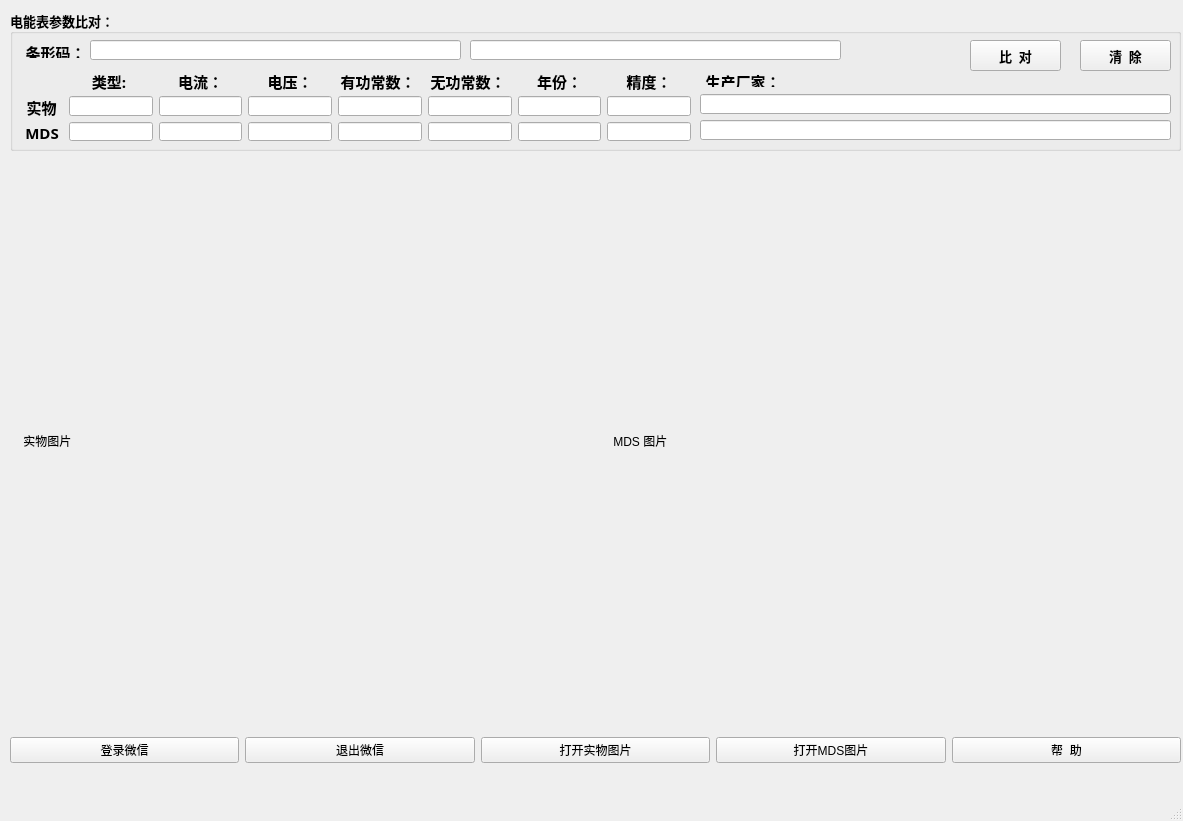
Above: Meter_Parameter.ui from ocean998/Meter_Parameters before the change. Below: the same form after it.
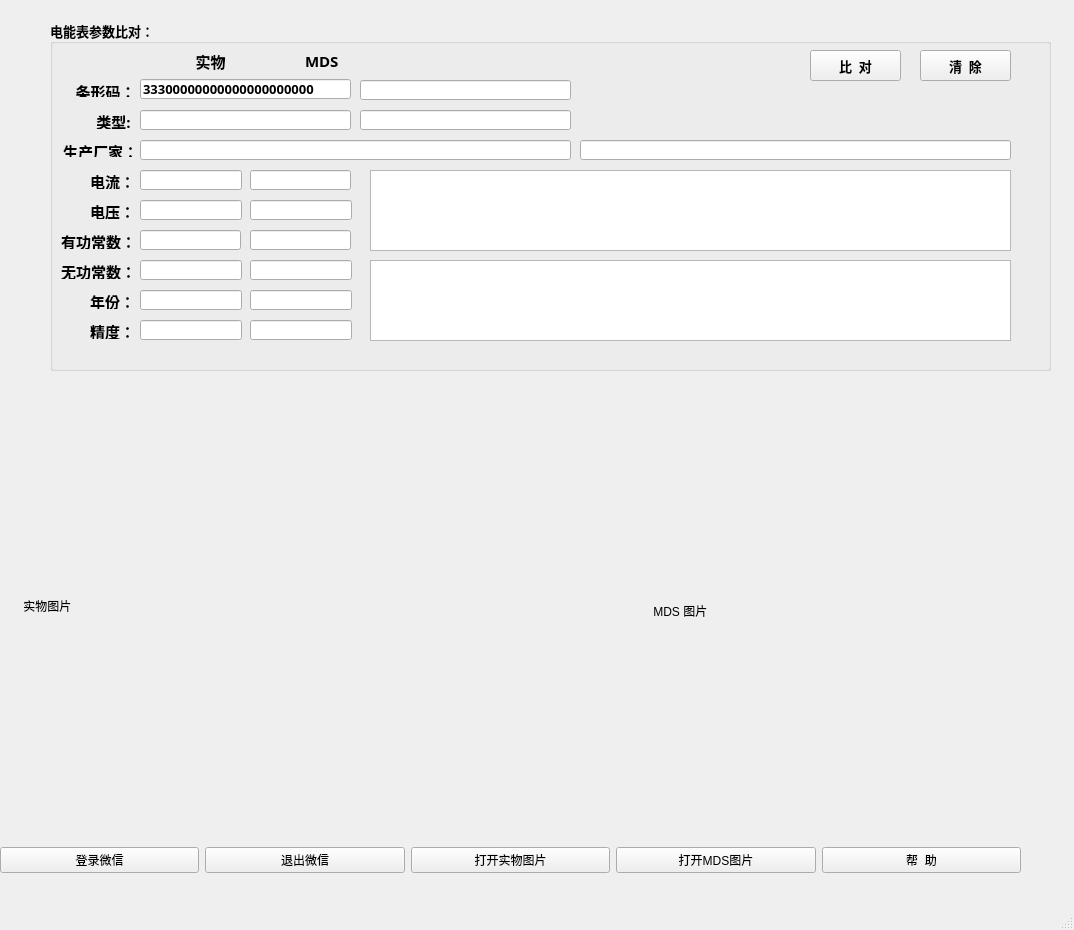
That is the form after the change.

Commit message: pyQt5 界面逻辑分离2

```diff
--- a/Meter_Parameter.ui
+++ b/Meter_Parameter.ui
@@ -6,8 +6,8 @@
    <rect>
     <x>0</x>
     <y>0</y>
-    <width>1183</width>
-    <height>821</height>
+    <width>1074</width>
+    <height>930</height>
    </rect>
   </property>
   <property name="windowTitle">
@@ -20,10 +20,10 @@
    <widget class="QGroupBox" name="groupBox">
     <property name="geometry">
      <rect>
-      <x>10</x>
-      <y>10</y>
-      <width>1171</width>
-      <height>141</height>
+      <x>50</x>
+      <y>20</y>
+      <width>1001</width>
+      <height>351</height>
      </rect>
     </property>
     <property name="font">
@@ -40,7 +40,7 @@
     <widget class="QPushButton" name="pushButton_5">
      <property name="geometry">
       <rect>
-       <x>960</x>
+       <x>760</x>
        <y>30</y>
        <width>91</width>
        <height>31</height>
@@ -53,7 +53,7 @@
     <widget class="QPushButton" name="pushButton_6">
      <property name="geometry">
       <rect>
-       <x>1070</x>
+       <x>870</x>
        <y>30</y>
        <width>91</width>
        <height>31</height>
@@ -66,9 +66,9 @@
     <widget class="QLineEdit" name="lineEdit_10">
      <property name="geometry">
       <rect>
-       <x>460</x>
-       <y>30</y>
-       <width>371</width>
+       <x>310</x>
+       <y>60</y>
+       <width>211</width>
        <height>20</height>
       </rect>
      </property>
@@ -76,18 +76,21 @@
     <widget class="QLineEdit" name="lineEdit_2">
      <property name="geometry">
       <rect>
-       <x>80</x>
-       <y>30</y>
-       <width>371</width>
+       <x>90</x>
+       <y>59</y>
+       <width>211</width>
        <height>20</height>
       </rect>
      </property>
+     <property name="text">
+      <string>33300000000000000000000</string>
+     </property>
     </widget>
     <widget class="QLabel" name="label_25">
      <property name="geometry">
       <rect>
-       <x>10</x>
-       <y>31</y>
+       <x>20</x>
+       <y>60</y>
        <width>71</width>
        <height>17</height>
       </rect>
@@ -104,207 +107,12 @@
       <string>&lt;html&gt;&lt;head/&gt;&lt;body&gt;&lt;p align=&quot;center&quot;&gt;&lt;span style=&quot; font-size:11pt; font-weight:600;&quot;&gt;条形码：&lt;/span&gt;&lt;/p&gt;&lt;/body&gt;&lt;/html&gt;</string>
      </property>
     </widget>
-    <widget class="QWidget" name="gridLayoutWidget_4">
-     <property name="geometry">
-      <rect>
-       <x>10</x>
-       <y>60</y>
-       <width>671</width>
-       <height>71</height>
-      </rect>
-     </property>
-     <layout class="QGridLayout" name="gridLayout_4">
-      <item row="2" column="3">
-       <widget class="QLineEdit" name="lineEdit_13"/>
-      </item>
-      <item row="2" column="1">
-       <widget class="QLineEdit" name="lineEdit_11"/>
-      </item>
-      <item row="2" column="2">
-       <widget class="QLineEdit" name="lineEdit_12"/>
-      </item>
-      <item row="2" column="4">
-       <widget class="QLineEdit" name="lineEdit_14"/>
-      </item>
-      <item row="2" column="5">
-       <widget class="QLineEdit" name="lineEdit_15"/>
-      </item>
-      <item row="0" column="6">
-       <widget class="QLabel" name="label_26">
-        <property name="font">
-         <font>
-          <family>新宋体</family>
-          <pointsize>9</pointsize>
-          <weight>50</weight>
-          <bold>false</bold>
-         </font>
-        </property>
-        <property name="text">
-         <string>&lt;html&gt;&lt;head/&gt;&lt;body&gt;&lt;p align=&quot;center&quot;&gt;&lt;span style=&quot; font-size:11pt; font-weight:600;&quot;&gt;年份：&lt;/span&gt;&lt;/p&gt;&lt;/body&gt;&lt;/html&gt;</string>
-        </property>
-       </widget>
-      </item>
-      <item row="2" column="6">
-       <widget class="QLineEdit" name="lineEdit_16"/>
-      </item>
-      <item row="1" column="6">
-       <widget class="QLineEdit" name="lineEdit_8"/>
-      </item>
-      <item row="2" column="0">
-       <widget class="QLabel" name="label_3">
-        <property name="font">
-         <font>
-          <family>新宋体</family>
-          <pointsize>9</pointsize>
-         </font>
-        </property>
-        <property name="text">
-         <string>&lt;html&gt;&lt;head/&gt;&lt;body&gt;&lt;p align=&quot;center&quot;&gt;&lt;span style=&quot; font-size:11pt; font-weight:600;&quot;&gt;MDS &lt;/span&gt;&lt;/p&gt;&lt;/body&gt;&lt;/html&gt;</string>
-        </property>
-        <property name="indent">
-         <number>5</number>
-        </property>
-       </widget>
-      </item>
-      <item row="1" column="0">
-       <widget class="QLabel" name="label_2">
-        <property name="font">
-         <font>
-          <family>新宋体</family>
-          <pointsize>9</pointsize>
-         </font>
-        </property>
-        <property name="text">
-         <string>&lt;html&gt;&lt;head/&gt;&lt;body&gt;&lt;p align=&quot;center&quot;&gt;&lt;span style=&quot; font-size:11pt; font-weight:600;&quot;&gt;实物&lt;/span&gt;&lt;/p&gt;&lt;/body&gt;&lt;/html&gt;</string>
-        </property>
-       </widget>
-      </item>
-      <item row="0" column="3">
-       <widget class="QLabel" name="label_21">
-        <property name="enabled">
-         <bool>true</bool>
-        </property>
-        <property name="font">
-         <font>
-          <family>新宋体</family>
-          <pointsize>9</pointsize>
-          <weight>50</weight>
-          <bold>false</bold>
-          <kerning>false</kerning>
-         </font>
-        </property>
-        <property name="text">
-         <string>&lt;html&gt;&lt;head/&gt;&lt;body&gt;&lt;p align=&quot;center&quot;&gt;&lt;span style=&quot; font-size:11pt; font-weight:600;&quot;&gt;电压：&lt;/span&gt;&lt;/p&gt;&lt;/body&gt;&lt;/html&gt;</string>
-        </property>
-        <property name="textFormat">
-         <enum>Qt::RichText</enum>
-        </property>
-       </widget>
-      </item>
-      <item row="0" column="5">
-       <widget class="QLabel" name="label_22">
-        <property name="font">
-         <font>
-          <family>新宋体</family>
-          <pointsize>9</pointsize>
-          <weight>50</weight>
-          <bold>false</bold>
-         </font>
-        </property>
-        <property name="text">
-         <string>&lt;html&gt;&lt;head/&gt;&lt;body&gt;&lt;p align=&quot;center&quot;&gt;&lt;span style=&quot; font-size:11pt; font-weight:600;&quot;&gt;无功常数：  &lt;/span&gt;&lt;/p&gt;&lt;/body&gt;&lt;/html&gt;</string>
-        </property>
-       </widget>
-      </item>
-      <item row="0" column="1">
-       <widget class="QLabel" name="label_20">
-        <property name="font">
-         <font>
-          <family>新宋体</family>
-          <pointsize>9</pointsize>
-          <weight>50</weight>
-          <bold>false</bold>
-         </font>
-        </property>
-        <property name="text">
-         <string>&lt;html&gt;&lt;head/&gt;&lt;body&gt;&lt;p align=&quot;center&quot;&gt;&lt;span style=&quot; font-size:11pt; font-weight:600;&quot;&gt;类型:       &lt;/span&gt;&lt;/p&gt;&lt;/body&gt;&lt;/html&gt;</string>
-        </property>
-       </widget>
-      </item>
-      <item row="0" column="2">
-       <widget class="QLabel" name="label_19">
-        <property name="font">
-         <font>
-          <family>新宋体</family>
-          <pointsize>9</pointsize>
-          <weight>50</weight>
-          <bold>false</bold>
-         </font>
-        </property>
-        <property name="text">
-         <string>&lt;html&gt;&lt;head/&gt;&lt;body&gt;&lt;p align=&quot;center&quot;&gt;&lt;span style=&quot; font-size:11pt; font-weight:600;&quot;&gt;电流：&lt;/span&gt;&lt;/p&gt;&lt;/body&gt;&lt;/html&gt;</string>
-        </property>
-       </widget>
-      </item>
-      <item row="0" column="4">
-       <widget class="QLabel" name="label_23">
-        <property name="font">
-         <font>
-          <family>新宋体</family>
-          <pointsize>9</pointsize>
-          <weight>50</weight>
-          <bold>false</bold>
-         </font>
-        </property>
-        <property name="text">
-         <string>&lt;html&gt;&lt;head/&gt;&lt;body&gt;&lt;p align=&quot;center&quot;&gt;&lt;span style=&quot; font-size:11pt; font-weight:600;&quot;&gt;有功常数：  &lt;/span&gt;&lt;/p&gt;&lt;/body&gt;&lt;/html&gt;</string>
-        </property>
-       </widget>
-      </item>
-      <item row="1" column="4">
-       <widget class="QLineEdit" name="lineEdit_6"/>
-      </item>
-      <item row="1" column="5">
-       <widget class="QLineEdit" name="lineEdit_7"/>
-      </item>
-      <item row="1" column="1">
-       <widget class="QLineEdit" name="lineEdit_3"/>
-      </item>
-      <item row="1" column="2">
-       <widget class="QLineEdit" name="lineEdit_4"/>
-      </item>
-      <item row="1" column="3">
-       <widget class="QLineEdit" name="lineEdit_5"/>
-      </item>
-      <item row="0" column="7">
-       <widget class="QLabel" name="label_27">
-        <property name="font">
-         <font>
-          <family>新宋体</family>
-          <pointsize>9</pointsize>
-          <weight>50</weight>
-          <bold>false</bold>
-         </font>
-        </property>
-        <property name="text">
-         <string>&lt;html&gt;&lt;head/&gt;&lt;body&gt;&lt;p align=&quot;center&quot;&gt;&lt;span style=&quot; font-size:11pt; font-weight:600;&quot;&gt;精度：&lt;/span&gt;&lt;/p&gt;&lt;/body&gt;&lt;/html&gt;</string>
-        </property>
-       </widget>
-      </item>
-      <item row="1" column="7">
-       <widget class="QLineEdit" name="lineEdit_17"/>
-      </item>
-      <item row="2" column="7">
-       <widget class="QLineEdit" name="lineEdit_18"/>
-      </item>
-     </layout>
-    </widget>
     <widget class="QLineEdit" name="lineEdit_9">
      <property name="geometry">
       <rect>
-       <x>690</x>
-       <y>110</y>
-       <width>471</width>
+       <x>530</x>
+       <y>120</y>
+       <width>431</width>
        <height>20</height>
       </rect>
      </property>
@@ -312,9 +120,9 @@
     <widget class="QLabel" name="label_18">
      <property name="geometry">
       <rect>
-       <x>690</x>
-       <y>60</y>
-       <width>86</width>
+       <x>10</x>
+       <y>120</y>
+       <width>81</width>
        <height>17</height>
       </rect>
      </property>
@@ -333,65 +141,375 @@
     <widget class="QLineEdit" name="lineEdit">
      <property name="geometry">
       <rect>
-       <x>690</x>
-       <y>84</y>
-       <width>471</width>
+       <x>90</x>
+       <y>120</y>
+       <width>431</width>
        <height>20</height>
       </rect>
      </property>
     </widget>
-   </widget>
-   <widget class="QWidget" name="horizontalLayoutWidget">
-    <property name="geometry">
-     <rect>
-      <x>10</x>
-      <y>160</y>
-      <width>1171</width>
-      <height>561</height>
-     </rect>
-    </property>
-    <layout class="QHBoxLayout" name="horizontalLayout">
-     <item>
-      <widget class="QLabel" name="label">
-       <property name="enabled">
-        <bool>true</bool>
-       </property>
-       <property name="text">
-        <string>    实物图片</string>
-       </property>
-      </widget>
-     </item>
-     <item>
-      <spacer name="horizontalSpacer">
-       <property name="orientation">
-        <enum>Qt::Horizontal</enum>
-       </property>
-       <property name="sizeType">
-        <enum>QSizePolicy::Fixed</enum>
-       </property>
-       <property name="sizeHint" stdset="0">
-        <size>
-         <width>3</width>
-         <height>0</height>
-        </size>
-       </property>
-      </spacer>
-     </item>
-     <item>
-      <widget class="QLabel" name="label_4">
-       <property name="text">
-        <string>    MDS 图片</string>
-       </property>
-      </widget>
-     </item>
-    </layout>
+    <widget class="QLabel" name="label_3">
+     <property name="geometry">
+      <rect>
+       <x>250</x>
+       <y>30</y>
+       <width>41</width>
+       <height>20</height>
+      </rect>
+     </property>
+     <property name="font">
+      <font>
+       <family>新宋体</family>
+       <pointsize>9</pointsize>
+      </font>
+     </property>
+     <property name="text">
+      <string>&lt;html&gt;&lt;head/&gt;&lt;body&gt;&lt;p align=&quot;center&quot;&gt;&lt;span style=&quot; font-size:11pt; font-weight:600;&quot;&gt;MDS &lt;/span&gt;&lt;/p&gt;&lt;/body&gt;&lt;/html&gt;</string>
+     </property>
+     <property name="indent">
+      <number>5</number>
+     </property>
+    </widget>
+    <widget class="QLabel" name="label_2">
+     <property name="geometry">
+      <rect>
+       <x>140</x>
+       <y>30</y>
+       <width>41</width>
+       <height>20</height>
+      </rect>
+     </property>
+     <property name="font">
+      <font>
+       <family>新宋体</family>
+       <pointsize>9</pointsize>
+      </font>
+     </property>
+     <property name="text">
+      <string>&lt;html&gt;&lt;head/&gt;&lt;body&gt;&lt;p align=&quot;center&quot;&gt;&lt;span style=&quot; font-size:11pt; font-weight:600;&quot;&gt;实物&lt;/span&gt;&lt;/p&gt;&lt;/body&gt;&lt;/html&gt;</string>
+     </property>
+    </widget>
+    <widget class="QLineEdit" name="lineEdit_11">
+     <property name="geometry">
+      <rect>
+       <x>310</x>
+       <y>90</y>
+       <width>211</width>
+       <height>20</height>
+      </rect>
+     </property>
+    </widget>
+    <widget class="QLineEdit" name="lineEdit_14">
+     <property name="geometry">
+      <rect>
+       <x>200</x>
+       <y>210</y>
+       <width>101</width>
+       <height>20</height>
+      </rect>
+     </property>
+    </widget>
+    <widget class="QLineEdit" name="lineEdit_15">
+     <property name="geometry">
+      <rect>
+       <x>200</x>
+       <y>240</y>
+       <width>102</width>
+       <height>20</height>
+      </rect>
+     </property>
+    </widget>
+    <widget class="QLineEdit" name="lineEdit_8">
+     <property name="geometry">
+      <rect>
+       <x>90</x>
+       <y>270</y>
+       <width>102</width>
+       <height>20</height>
+      </rect>
+     </property>
+    </widget>
+    <widget class="QLineEdit" name="lineEdit_12">
+     <property name="geometry">
+      <rect>
+       <x>200</x>
+       <y>150</y>
+       <width>101</width>
+       <height>20</height>
+      </rect>
+     </property>
+    </widget>
+    <widget class="QLineEdit" name="lineEdit_7">
+     <property name="geometry">
+      <rect>
+       <x>90</x>
+       <y>240</y>
+       <width>102</width>
+       <height>20</height>
+      </rect>
+     </property>
+    </widget>
+    <widget class="QLineEdit" name="lineEdit_3">
+     <property name="geometry">
+      <rect>
+       <x>90</x>
+       <y>90</y>
+       <width>211</width>
+       <height>20</height>
+      </rect>
+     </property>
+    </widget>
+    <widget class="QLineEdit" name="lineEdit_18">
+     <property name="geometry">
+      <rect>
+       <x>200</x>
+       <y>300</y>
+       <width>102</width>
+       <height>20</height>
+      </rect>
+     </property>
+    </widget>
+    <widget class="QLineEdit" name="lineEdit_6">
+     <property name="geometry">
+      <rect>
+       <x>90</x>
+       <y>210</y>
+       <width>101</width>
+       <height>20</height>
+      </rect>
+     </property>
+    </widget>
+    <widget class="QLineEdit" name="lineEdit_13">
+     <property name="geometry">
+      <rect>
+       <x>200</x>
+       <y>180</y>
+       <width>102</width>
+       <height>20</height>
+      </rect>
+     </property>
+    </widget>
+    <widget class="QLineEdit" name="lineEdit_16">
+     <property name="geometry">
+      <rect>
+       <x>200</x>
+       <y>270</y>
+       <width>102</width>
+       <height>20</height>
+      </rect>
+     </property>
+    </widget>
+    <widget class="QLineEdit" name="lineEdit_5">
+     <property name="geometry">
+      <rect>
+       <x>90</x>
+       <y>180</y>
+       <width>102</width>
+       <height>20</height>
+      </rect>
+     </property>
+    </widget>
+    <widget class="QLineEdit" name="lineEdit_4">
+     <property name="geometry">
+      <rect>
+       <x>90</x>
+       <y>150</y>
+       <width>102</width>
+       <height>20</height>
+      </rect>
+     </property>
+    </widget>
+    <widget class="QLineEdit" name="lineEdit_17">
+     <property name="geometry">
+      <rect>
+       <x>90</x>
+       <y>300</y>
+       <width>102</width>
+       <height>20</height>
+      </rect>
+     </property>
+    </widget>
+    <widget class="QLabel" name="label_27">
+     <property name="geometry">
+      <rect>
+       <x>40</x>
+       <y>300</y>
+       <width>41</width>
+       <height>19</height>
+      </rect>
+     </property>
+     <property name="font">
+      <font>
+       <family>新宋体</family>
+       <pointsize>9</pointsize>
+       <weight>50</weight>
+       <bold>false</bold>
+      </font>
+     </property>
+     <property name="text">
+      <string>&lt;html&gt;&lt;head/&gt;&lt;body&gt;&lt;p align=&quot;center&quot;&gt;&lt;span style=&quot; font-size:11pt; font-weight:600;&quot;&gt;精度：&lt;/span&gt;&lt;/p&gt;&lt;/body&gt;&lt;/html&gt;</string>
+     </property>
+    </widget>
+    <widget class="QLabel" name="label_26">
+     <property name="geometry">
+      <rect>
+       <x>40</x>
+       <y>270</y>
+       <width>41</width>
+       <height>19</height>
+      </rect>
+     </property>
+     <property name="font">
+      <font>
+       <family>新宋体</family>
+       <pointsize>9</pointsize>
+       <weight>50</weight>
+       <bold>false</bold>
+      </font>
+     </property>
+     <property name="text">
+      <string>&lt;html&gt;&lt;head/&gt;&lt;body&gt;&lt;p align=&quot;center&quot;&gt;&lt;span style=&quot; font-size:11pt; font-weight:600;&quot;&gt;年份：&lt;/span&gt;&lt;/p&gt;&lt;/body&gt;&lt;/html&gt;</string>
+     </property>
+    </widget>
+    <widget class="QLabel" name="label_20">
+     <property name="geometry">
+      <rect>
+       <x>40</x>
+       <y>90</y>
+       <width>51</width>
+       <height>19</height>
+      </rect>
+     </property>
+     <property name="font">
+      <font>
+       <family>新宋体</family>
+       <pointsize>9</pointsize>
+       <weight>50</weight>
+       <bold>false</bold>
+      </font>
+     </property>
+     <property name="text">
+      <string>&lt;html&gt;&lt;head/&gt;&lt;body&gt;&lt;p align=&quot;center&quot;&gt;&lt;span style=&quot; font-size:11pt; font-weight:600;&quot;&gt;类型:       &lt;/span&gt;&lt;/p&gt;&lt;/body&gt;&lt;/html&gt;</string>
+     </property>
+    </widget>
+    <widget class="QLabel" name="label_23">
+     <property name="geometry">
+      <rect>
+       <x>10</x>
+       <y>210</y>
+       <width>81</width>
+       <height>19</height>
+      </rect>
+     </property>
+     <property name="font">
+      <font>
+       <family>新宋体</family>
+       <pointsize>9</pointsize>
+       <weight>50</weight>
+       <bold>false</bold>
+      </font>
+     </property>
+     <property name="text">
+      <string>&lt;html&gt;&lt;head/&gt;&lt;body&gt;&lt;p align=&quot;center&quot;&gt;&lt;span style=&quot; font-size:11pt; font-weight:600;&quot;&gt;有功常数：  &lt;/span&gt;&lt;/p&gt;&lt;/body&gt;&lt;/html&gt;</string>
+     </property>
+    </widget>
+    <widget class="QLabel" name="label_21">
+     <property name="enabled">
+      <bool>true</bool>
+     </property>
+     <property name="geometry">
+      <rect>
+       <x>40</x>
+       <y>180</y>
+       <width>41</width>
+       <height>19</height>
+      </rect>
+     </property>
+     <property name="font">
+      <font>
+       <family>新宋体</family>
+       <pointsize>9</pointsize>
+       <weight>50</weight>
+       <bold>false</bold>
+       <kerning>false</kerning>
+      </font>
+     </property>
+     <property name="text">
+      <string>&lt;html&gt;&lt;head/&gt;&lt;body&gt;&lt;p align=&quot;center&quot;&gt;&lt;span style=&quot; font-size:11pt; font-weight:600;&quot;&gt;电压：&lt;/span&gt;&lt;/p&gt;&lt;/body&gt;&lt;/html&gt;</string>
+     </property>
+     <property name="textFormat">
+      <enum>Qt::RichText</enum>
+     </property>
+    </widget>
+    <widget class="QLabel" name="label_19">
+     <property name="geometry">
+      <rect>
+       <x>40</x>
+       <y>150</y>
+       <width>41</width>
+       <height>19</height>
+      </rect>
+     </property>
+     <property name="font">
+      <font>
+       <family>新宋体</family>
+       <pointsize>9</pointsize>
+       <weight>50</weight>
+       <bold>false</bold>
+      </font>
+     </property>
+     <property name="text">
+      <string>&lt;html&gt;&lt;head/&gt;&lt;body&gt;&lt;p align=&quot;center&quot;&gt;&lt;span style=&quot; font-size:11pt; font-weight:600;&quot;&gt;电流：&lt;/span&gt;&lt;/p&gt;&lt;/body&gt;&lt;/html&gt;</string>
+     </property>
+    </widget>
+    <widget class="QLabel" name="label_22">
+     <property name="geometry">
+      <rect>
+       <x>10</x>
+       <y>240</y>
+       <width>81</width>
+       <height>19</height>
+      </rect>
+     </property>
+     <property name="font">
+      <font>
+       <family>新宋体</family>
+       <pointsize>9</pointsize>
+       <weight>50</weight>
+       <bold>false</bold>
+      </font>
+     </property>
+     <property name="text">
+      <string>&lt;html&gt;&lt;head/&gt;&lt;body&gt;&lt;p align=&quot;center&quot;&gt;&lt;span style=&quot; font-size:11pt; font-weight:600;&quot;&gt;无功常数：  &lt;/span&gt;&lt;/p&gt;&lt;/body&gt;&lt;/html&gt;</string>
+     </property>
+    </widget>
+    <widget class="QTextEdit" name="textEdit">
+     <property name="geometry">
+      <rect>
+       <x>320</x>
+       <y>150</y>
+       <width>641</width>
+       <height>81</height>
+      </rect>
+     </property>
+    </widget>
+    <widget class="QTextBrowser" name="textBrowser">
+     <property name="geometry">
+      <rect>
+       <x>320</x>
+       <y>240</y>
+       <width>641</width>
+       <height>81</height>
+      </rect>
+     </property>
+    </widget>
    </widget>
    <widget class="QWidget" name="horizontalLayoutWidget_2">
     <property name="geometry">
      <rect>
-      <x>10</x>
-      <y>730</y>
-      <width>1171</width>
+      <x>0</x>
+      <y>840</y>
+      <width>1021</width>
       <height>41</height>
      </rect>
     </property>
@@ -433,6 +551,35 @@
      </item>
     </layout>
    </widget>
+   <widget class="QLabel" name="label">
+    <property name="enabled">
+     <bool>true</bool>
+    </property>
+    <property name="geometry">
+     <rect>
+      <x>10</x>
+      <y>410</y>
+      <width>501</width>
+      <height>391</height>
+     </rect>
+    </property>
+    <property name="text">
+     <string>    实物图片</string>
+    </property>
+   </widget>
+   <widget class="QLabel" name="label_4">
+    <property name="geometry">
+     <rect>
+      <x>640</x>
+      <y>420</y>
+      <width>401</width>
+      <height>381</height>
+     </rect>
+    </property>
+    <property name="text">
+     <string>    MDS 图片</string>
+    </property>
+   </widget>
   </widget>
   <widget class="QMenuBar" name="menubar">
    <property name="geometry">
```
Left out of the diff: 2 changed lines with no effect on the pictures. The commit also changes 2 other files.
